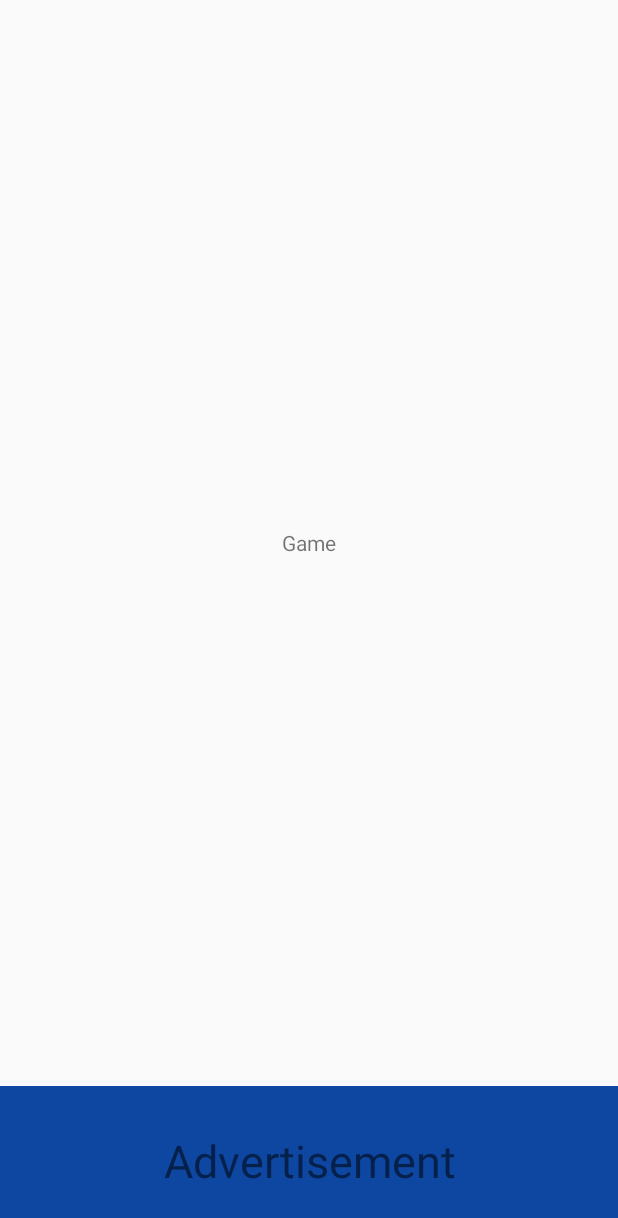
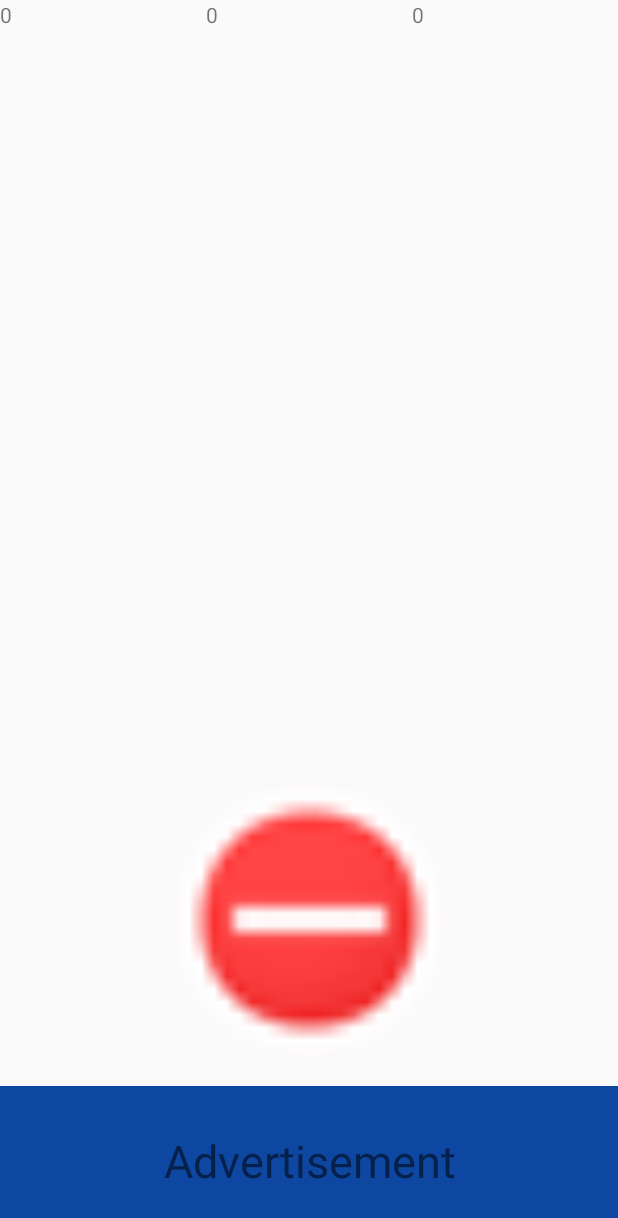
Before and after one commit to CzarqR/VirusKillerClicker, an Android app: the GameFragment screen opened through its navigation route, on a phone screen of 412 x 824 dp. Shown: the top 1218 px of the screen. Run offline under Robolectric (Android 15) with nearby library versions, the phone set to English and light mode, and no system bars; our stand-ins replace Timber, data binding.

Commit message:
View Models, basic UI binding and game state

```diff
--- a/app/build.gradle
+++ b/app/build.gradle
@@ -1,6 +1,7 @@
 apply plugin: 'com.android.application'
 apply plugin: 'kotlin-android'
 apply plugin: 'kotlin-android-extensions'
+apply plugin: 'kotlin-kapt'
 
 android {
     compileSdkVersion 29
@@ -23,6 +24,19 @@ android {
         }
     }
 
+    compileOptions {
+        sourceCompatibility JavaVersion.VERSION_1_8
+        targetCompatibility JavaVersion.VERSION_1_8
+    }
+
+    kotlinOptions {
+        jvmTarget = JavaVersion.VERSION_1_8.toString()
+    }
+
+    dataBinding {
+        enabled = true
+    }
+
 }
 
 dependencies {
@@ -39,4 +53,13 @@ dependencies {
     def nav_version = "2.3.0-alpha04"
     implementation "androidx.navigation:navigation-fragment-ktx:$nav_version"
     implementation "androidx.navigation:navigation-ui-ktx:$nav_version"
+    def lifecycle_version = "2.2.0"
+    implementation "androidx.lifecycle:lifecycle-viewmodel-ktx:$lifecycle_version"
+    implementation "androidx.lifecycle:lifecycle-livedata-ktx:$lifecycle_version"
+    implementation 'androidx.lifecycle:lifecycle-extensions:2.2.0'
+    implementation "androidx.fragment:fragment-ktx:1.2.4"
+
+    implementation 'com.google.dagger:dagger:2.27'
+    kapt 'com.google.dagger:dagger-compiler:2.27'
+
 }
--- /dev/null
+++ b/app/src/main/java/com/myniprojects/viruskiller/GameState.kt
@@ -0,0 +1,36 @@
+package com.myniprojects.viruskiller
+
+import androidx.databinding.BaseObservable
+import androidx.lifecycle.LiveData
+import androidx.lifecycle.MutableLiveData
+import timber.log.Timber
+
+class GameState
+{
+    private val _money = MutableLiveData<Int>()
+    val money: LiveData<Int>
+        get() = _money
+
+    private val _killedViruses = MutableLiveData<Int>()
+    val killedViruses: LiveData<Int>
+        get() = _killedViruses
+
+    private val _savedLives = MutableLiveData<Int>()
+    val savedLives: LiveData<Int>
+        get() = _savedLives
+
+    init
+    {
+        //TODO load saved game state
+        _money.value = 0
+        _killedViruses.value = 0
+        _savedLives.value = 0
+    }
+
+    fun killedViruses()
+    {
+
+    }
+
+
+}
--- a/app/src/main/java/com/myniprojects/viruskiller/screens/game/GameFragment.kt
+++ b/app/src/main/java/com/myniprojects/viruskiller/screens/game/GameFragment.kt
@@ -5,18 +5,42 @@ import androidx.fragment.app.Fragment
 import android.view.LayoutInflater
 import android.view.View
 import android.view.ViewGroup
+import androidx.databinding.DataBindingUtil
+import androidx.lifecycle.LiveData
+import androidx.lifecycle.MutableLiveData
+import androidx.lifecycle.ViewModelProvider
+import com.myniprojects.viruskiller.GameState
 
 import com.myniprojects.viruskiller.R
+import com.myniprojects.viruskiller.screens.menu.MenuViewModel
+import  com.myniprojects.viruskiller.databinding.FragmentGameBinding
 
 
-class GameFragment : Fragment() {
+class GameFragment : Fragment()
+{
+
+    private lateinit var viewModel: GameViewModel
+    private lateinit var binding: FragmentGameBinding
+
 
     override fun onCreateView(
-        inflater: LayoutInflater, container: ViewGroup?,
+        inflater: LayoutInflater,
+        container: ViewGroup?,
         savedInstanceState: Bundle?
-    ): View? {
-        // Inflate the layout for this fragment
-        return inflater.inflate(R.layout.fragment_game, container, false)
+    ): View?
+    {
+        binding = DataBindingUtil.inflate(
+            inflater,
+            R.layout.fragment_game,
+            container,
+            false
+        )
+
+        viewModel = ViewModelProvider(this).get(GameViewModel::class.java)
+
+        binding.gameViewModel = viewModel
+        binding.lifecycleOwner = this
+        return binding.root
     }
 
 }
--- /dev/null
+++ b/app/src/main/java/com/myniprojects/viruskiller/screens/game/GameViewModel.kt
@@ -0,0 +1,26 @@
+package com.myniprojects.viruskiller.screens.game
+
+import androidx.lifecycle.ViewModel
+import com.myniprojects.viruskiller.GameState
+import timber.log.Timber
+
+class GameViewModel : ViewModel()
+{
+
+    private val _gameState: GameState = GameState()
+    val gameState: GameState
+        get() = _gameState
+
+
+    override fun onCleared()
+    {
+        super.onCleared()
+        Timber.i("Game VM cleared")
+    }
+
+    fun virusClick()
+    {
+        gameState.killedViruses()
+        Timber.i("Virus Clicked")
+    }
+}
--- a/app/src/main/java/com/myniprojects/viruskiller/screens/help/HelpFragment.kt
+++ b/app/src/main/java/com/myniprojects/viruskiller/screens/help/HelpFragment.kt
@@ -5,15 +5,21 @@ import androidx.fragment.app.Fragment
 import android.view.LayoutInflater
 import android.view.View
 import android.view.ViewGroup
+import androidx.lifecycle.ViewModelProvider
 
 import com.myniprojects.viruskiller.R
+import com.myniprojects.viruskiller.screens.game.GameViewModel
 
 class HelpFragment : Fragment() {
+
+    private lateinit var viewModel: HelpViewModel
+
 
     override fun onCreateView(
         inflater: LayoutInflater, container: ViewGroup?,
         savedInstanceState: Bundle?
     ): View? {
+        viewModel = ViewModelProvider(this).get(HelpViewModel::class.java)
         return inflater.inflate(R.layout.fragment_help, container, false)
     }
 
--- /dev/null
+++ b/app/src/main/java/com/myniprojects/viruskiller/screens/help/HelpViewModel.kt
@@ -0,0 +1,16 @@
+package com.myniprojects.viruskiller.screens.help
+
+import androidx.lifecycle.ViewModel
+import timber.log.Timber
+
+class HelpViewModel : ViewModel() {
+
+    init {
+        Timber.i("Help VM init")
+    }
+
+    override fun onCleared() {
+        super.onCleared()
+        Timber.i("Help VM cleared")
+    }
+}
--- a/app/src/main/java/com/myniprojects/viruskiller/screens/menu/MenuFragment.kt
+++ b/app/src/main/java/com/myniprojects/viruskiller/screens/menu/MenuFragment.kt
@@ -5,6 +5,11 @@ import androidx.fragment.app.Fragment
 import android.view.LayoutInflater
 import android.view.View
 import android.view.ViewGroup
+import androidx.fragment.app.activityViewModels
+import androidx.lifecycle.MutableLiveData
+import androidx.lifecycle.ViewModel
+import androidx.lifecycle.ViewModelProvider
+import androidx.lifecycle.ViewModelProviders
 import androidx.navigation.Navigation
 
 import com.myniprojects.viruskiller.R
@@ -13,10 +18,16 @@ import timber.log.Timber
 
 class MenuFragment : Fragment() {
 
+    private lateinit var viewModel: MenuViewModel
+
     override fun onCreateView(
-        inflater: LayoutInflater, container: ViewGroup?,
+        inflater: LayoutInflater,
+        container: ViewGroup?,
         savedInstanceState: Bundle?
     ): View? {
+
+        viewModel = ViewModelProvider(this).get(MenuViewModel::class.java)
+
         return inflater.inflate(R.layout.fragment_menu, container, false)
     }
 
--- /dev/null
+++ b/app/src/main/java/com/myniprojects/viruskiller/screens/menu/MenuViewModel.kt
@@ -0,0 +1,16 @@
+package com.myniprojects.viruskiller.screens.menu
+
+import androidx.lifecycle.ViewModel
+import timber.log.Timber
+
+class MenuViewModel: ViewModel() {
+    init {
+        Timber.i("Menu VM init")
+    }
+
+    override fun onCleared() {
+        super.onCleared()
+        Timber.i("Menu VM cleared")
+    }
+
+}
--- a/app/src/main/res/layout/fragment_game.xml
+++ b/app/src/main/res/layout/fragment_game.xml
@@ -1,15 +1,64 @@
 <?xml version="1.0" encoding="utf-8"?>
-<FrameLayout xmlns:android="http://schemas.android.com/apk/res/android"
-    xmlns:tools="http://schemas.android.com/tools"
-    android:layout_width="match_parent"
-    android:layout_height="match_parent"
-    tools:context=".screens.game.GameFragment">
+<layout xmlns:android="http://schemas.android.com/apk/res/android"
+    xmlns:app="http://schemas.android.com/apk/res-auto"
+    xmlns:tools="http://schemas.android.com/tools">
 
-    <TextView
+    <data>
+
+        <variable
+            name="gameViewModel"
+            type="com.myniprojects.viruskiller.screens.game.GameViewModel" />
+    </data>
+
+
+    <androidx.constraintlayout.widget.ConstraintLayout
         android:layout_width="match_parent"
         android:layout_height="match_parent"
-        android:gravity="center"
-        android:text="Game" />
+        tools:context=".screens.game.GameFragment">
 
 
-</FrameLayout>
+        <LinearLayout
+            android:layout_width="match_parent"
+            android:layout_height="wrap_content"
+            android:orientation="horizontal"
+            android:weightSum="3"
+            app:layout_constraintEnd_toEndOf="parent"
+            app:layout_constraintStart_toStartOf="parent"
+            app:layout_constraintTop_toTopOf="parent">
+
+            <TextView
+                android:layout_width="match_parent"
+                android:layout_height="wrap_content"
+                android:layout_weight="1"
+                android:text="@{gameViewModel.gameState.money.toString()}" />
+
+            <TextView
+                android:layout_width="match_parent"
+                android:layout_height="wrap_content"
+                android:layout_weight="1"
+                android:text="@{gameViewModel.gameState.savedLives.toString()}" />
+
+            <TextView
+                android:layout_width="match_parent"
+                android:layout_height="wrap_content"
+                android:layout_weight="1"
+                android:text="@{gameViewModel.gameState.killedViruses.toString()}" />
+
+
+        </LinearLayout>
+
+
+        <ImageView
+            android:layout_width="203dp"
+            android:layout_height="222dp"
+            android:contentDescription="@string/virus_image"
+            android:onClick="@{() -> gameViewModel.virusClick()}"
+            android:src="@android:drawable/presence_busy"
+            app:layout_constraintBottom_toBottomOf="parent"
+            app:layout_constraintEnd_toEndOf="parent"
+            app:layout_constraintStart_toStartOf="parent" />
+
+    </androidx.constraintlayout.widget.ConstraintLayout>
+
+
+</layout>
--- a/app/src/main/res/values/strings.xml
+++ b/app/src/main/res/values/strings.xml
@@ -7,4 +7,5 @@
     <string name="start_game">Start Game</string>
     <string name="help">Help</string>
     <string name="advertisement">Advertisement</string>
+    <string name="virus_image">Virus Image</string>
 </resources>
--- a/build.gradle
+++ b/build.gradle
@@ -1,7 +1,7 @@
 // Top-level build file where you can add configuration options common to all sub-projects/modules.
 
 buildscript {
-    ext.kotlin_version = '1.3.70'
+    ext.kotlin_version = '1.3.71'
     repositories {
         google()
         jcenter()
```
